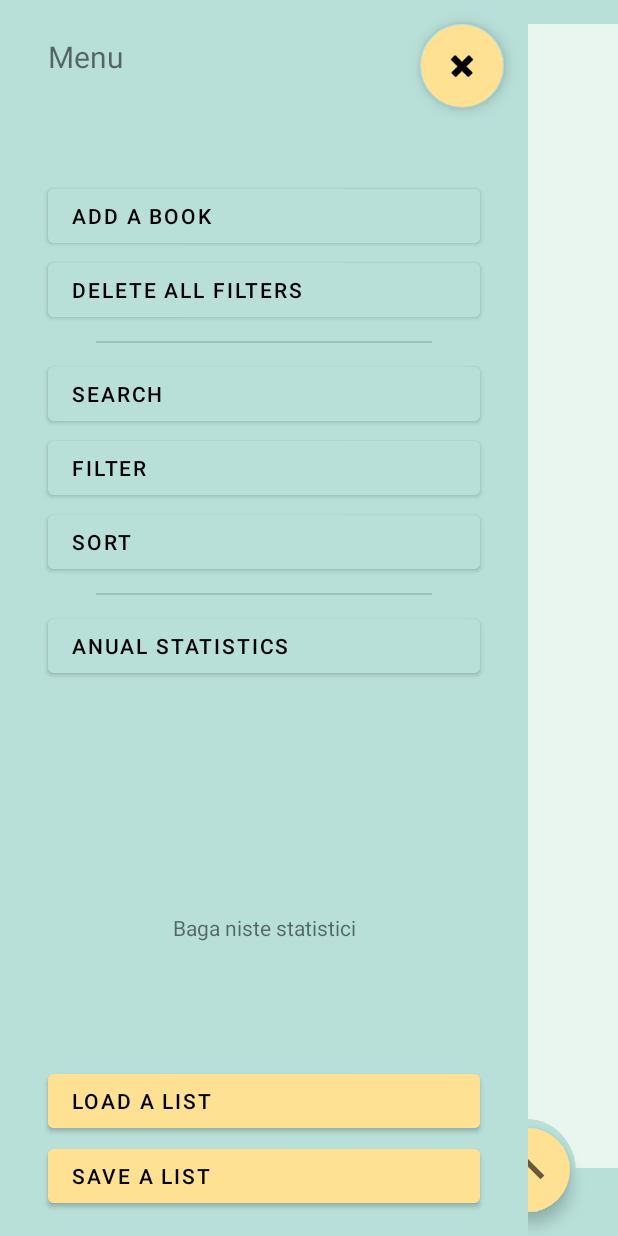
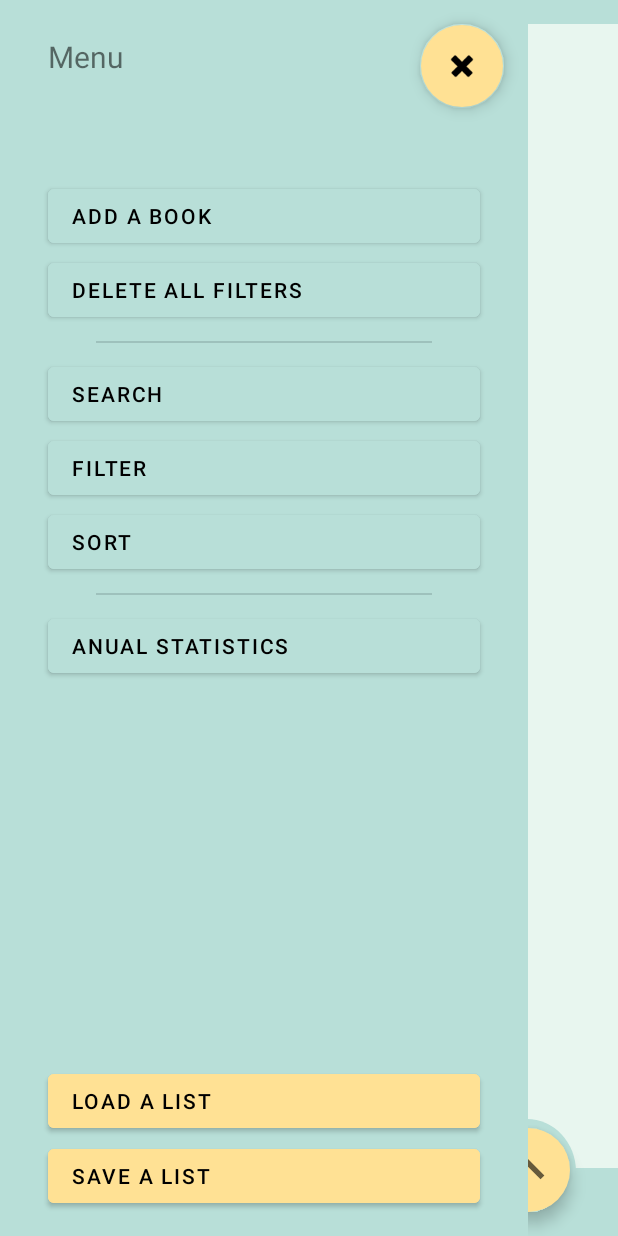
Before and after one commit to Aleexuta/BooksApp, an Android app: the screen it shows after launch (MainActivity), after a tap on an icon or button, on a phone screen of 412 x 824 dp. Run offline under Robolectric (Android 15) with nearby library versions, the phone set to English and light mode, and no system bars; libraries missing offline, so code that uses them is left out: com.anychart, com.anychart.chart, org.apache.poi.

Commit message:
inca ceva

```diff
--- a/app/src/main/java/com/example/booksapp/Books/EditBook.java
+++ b/app/src/main/java/com/example/booksapp/Books/EditBook.java
@@ -304,7 +304,7 @@ public class EditBook extends Fragment implements  View.OnClickListener {
             DatePickerDialog picker = new DatePickerDialog(getActivity(), new DatePickerDialog.OnDateSetListener() {
                 @Override
                 public void onDateSet(DatePicker view, int year, int month, int dayOfMonth) {
-                    if(month<10)
+                    if(month<9)
                         m_readdate.setText(year+"-0"+(month+1)+"-"+dayOfMonth);
                     else
                         m_readdate.setText(year+"-"+(month+1)+"-"+dayOfMonth);
@@ -322,7 +322,7 @@ public class EditBook extends Fragment implements  View.OnClickListener {
             DatePickerDialog picker = new DatePickerDialog(getActivity(), new DatePickerDialog.OnDateSetListener() {
                 @Override
                 public void onDateSet(DatePicker view, int year, int month, int dayOfMonth) {
-                    if(month<10)
+                    if(month<9)
                         m_boughtdate.setText(year+"-0"+(month+1)+"-"+dayOfMonth);
                     else
                         m_boughtdate.setText(year+"-"+(month+1)+"-"+dayOfMonth);
--- a/app/src/main/java/com/example/booksapp/Books/NewBook.java
+++ b/app/src/main/java/com/example/booksapp/Books/NewBook.java
@@ -229,7 +229,7 @@ public class NewBook extends Fragment implements View.OnClickListener {
             DatePickerDialog picker=new DatePickerDialog(getActivity(), new DatePickerDialog.OnDateSetListener() {
                 @Override
                 public void onDateSet(DatePicker view, int year, int month, int dayOfMonth) {
-                    if(month<10)
+                    if(month<9)
                         m_readdate.setText(year+"-0"+(month+1)+"-"+dayOfMonth);
                     else
                         m_readdate.setText(year+"-"+(month+1)+"-"+dayOfMonth);
@@ -248,7 +248,7 @@ public class NewBook extends Fragment implements View.OnClickListener {
             DatePickerDialog picker=new DatePickerDialog(getActivity(), new DatePickerDialog.OnDateSetListener() {
                 @Override
                 public void onDateSet(DatePicker view, int year, int month, int dayOfMonth) {
-                    if(month<10)
+                    if(month<9)
                         m_boughtdate.setText(year+"-0"+(month+1)+"-"+dayOfMonth);
                     else
                         m_boughtdate.setText(year+"-"+(month+1)+"-"+dayOfMonth);
--- a/app/src/main/java/com/example/booksapp/FragmentList.java
+++ b/app/src/main/java/com/example/booksapp/FragmentList.java
@@ -242,6 +242,7 @@ public class FragmentList extends Fragment implements  View.OnClickListener{
 
                 m_morebutton.extend();
                 m_lessbutton.show();
+                m_morebutton.setVisibility(View.INVISIBLE);
 
                 m_sorttext.setVisibility(View.VISIBLE);
                 m_filtertext.setVisibility(View.VISIBLE);
@@ -261,6 +262,7 @@ public class FragmentList extends Fragment implements  View.OnClickListener{
                 m_morebutton.shrink();
                 m_lessbutton.hide();
 
+                m_morebutton.setVisibility(View.VISIBLE);
 
                 listview.setPadding(0,16,0,0);
                 listview.smoothScrollToPosition(0);
--- a/app/src/main/res/layout/fragment_filter_second_page.xml
+++ b/app/src/main/res/layout/fragment_filter_second_page.xml
@@ -152,6 +152,7 @@
             android:layout_marginStart="32dp"
             android:layout_marginTop="8dp"
             android:minHeight="48dp"
+            android:popupBackground="@color/three_color"
             app:layout_constraintStart_toStartOf="parent"
             app:layout_constraintTop_toBottomOf="@+id/textView6"
             tools:ignore="SpeakableTextPresentCheck" />
--- a/app/src/main/res/layout/fragment_filter_third_page.xml
+++ b/app/src/main/res/layout/fragment_filter_third_page.xml
@@ -56,6 +56,7 @@
             android:layout_marginStart="32dp"
             android:layout_marginTop="8dp"
             android:minHeight="48dp"
+            android:popupBackground="@color/three_color"
             app:layout_constraintStart_toStartOf="parent"
             app:layout_constraintTop_toBottomOf="@+id/textView7"
             tools:ignore="SpeakableTextPresentCheck" />
--- a/app/src/main/res/layout/fragment_list.xml
+++ b/app/src/main/res/layout/fragment_list.xml
@@ -125,8 +125,8 @@
 
             <com.google.android.material.floatingactionbutton.ExtendedFloatingActionButton
                 android:id="@+id/closeall"
-                android:layout_width="33dp"
-                android:layout_height="38dp"
+                android:layout_width="wrap_content"
+                android:layout_height="wrap_content"
                 android:layout_gravity="end"
                 android:layout_marginEnd="32dp"
                 android:layout_marginBottom="16dp"
--- a/app/src/main/res/layout/fragment_menu.xml
+++ b/app/src/main/res/layout/fragment_menu.xml
@@ -192,16 +192,6 @@
             app:layout_constraintStart_toStartOf="parent"
             app:layout_constraintTop_toBottomOf="@+id/sortbuttonmenu" />
 
-        <TextView
-            android:id="@+id/textView6"
-            android:layout_width="wrap_content"
-            android:layout_height="wrap_content"
-            android:layout_marginBottom="196dp"
-            android:text="Baga niste statistici"
-            app:layout_constraintBottom_toBottomOf="parent"
-            app:layout_constraintEnd_toEndOf="parent"
-            app:layout_constraintStart_toStartOf="parent" />
-
     </androidx.constraintlayout.widget.ConstraintLayout>
 
 </FrameLayout>
--- a/app/src/main/res/layout/fragment_new_book.xml
+++ b/app/src/main/res/layout/fragment_new_book.xml
@@ -43,7 +43,6 @@
                     android:layout_marginEnd="32dp"
                     android:ems="10"
                     android:inputType="textPersonName"
-                    android:text="Autor"
                     android:hint="Author"
                     android:textSize="15sp"
                     app:layout_constraintEnd_toEndOf="parent"
@@ -90,7 +89,6 @@
                     android:layout_marginEnd="32dp"
                     android:ems="10"
                     android:inputType="textPersonName"
-                    android:text="Titlu"
                     android:hint="Title"
                     android:textSize="15sp"
                     app:layout_constraintEnd_toEndOf="parent"
@@ -294,7 +292,7 @@
                 <EditText
                     android:id="@+id/actualpages"
                     android:layout_width="match_parent"
-                    android:layout_height="match_parent"
+                    android:layout_height="wrap_content"
                     android:layout_marginStart="100dp"
                     android:layout_marginTop="8dp"
                     android:layout_marginEnd="100dp"
@@ -312,7 +310,7 @@
                 <EditText
                     android:id="@+id/tottalpages"
                     android:layout_width="match_parent"
-                    android:layout_height="match_parent"
+                    android:layout_height="wrap_content"
                     android:layout_marginStart="100dp"
                     android:layout_marginTop="8dp"
                     android:layout_marginEnd="100dp"
```
